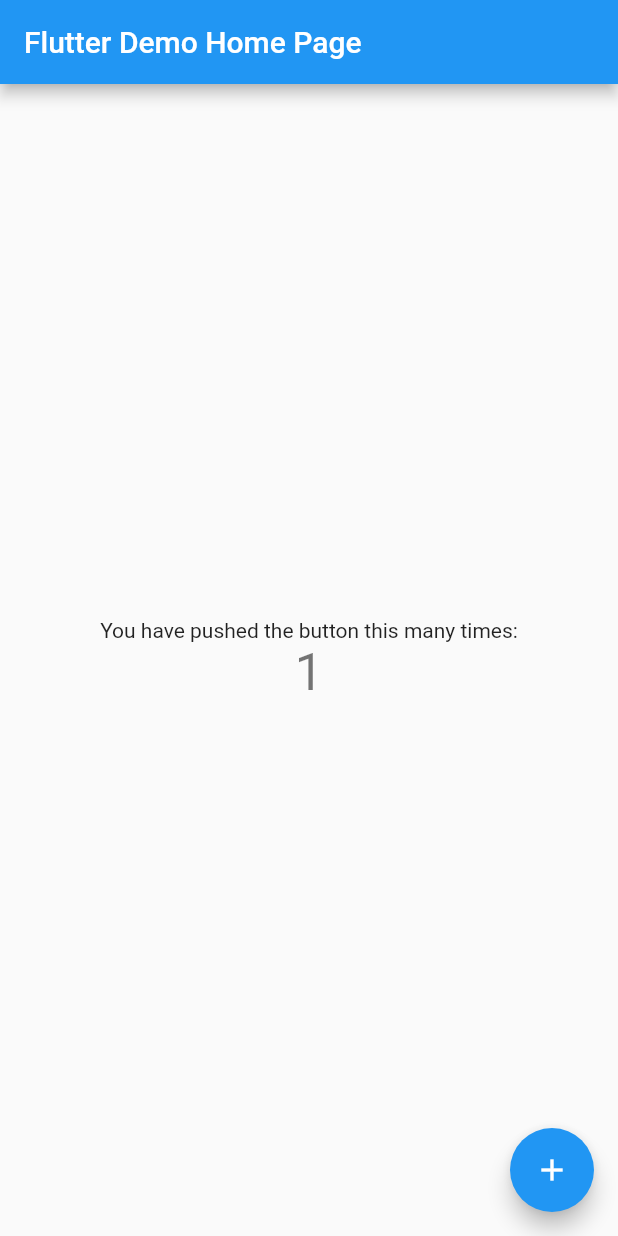
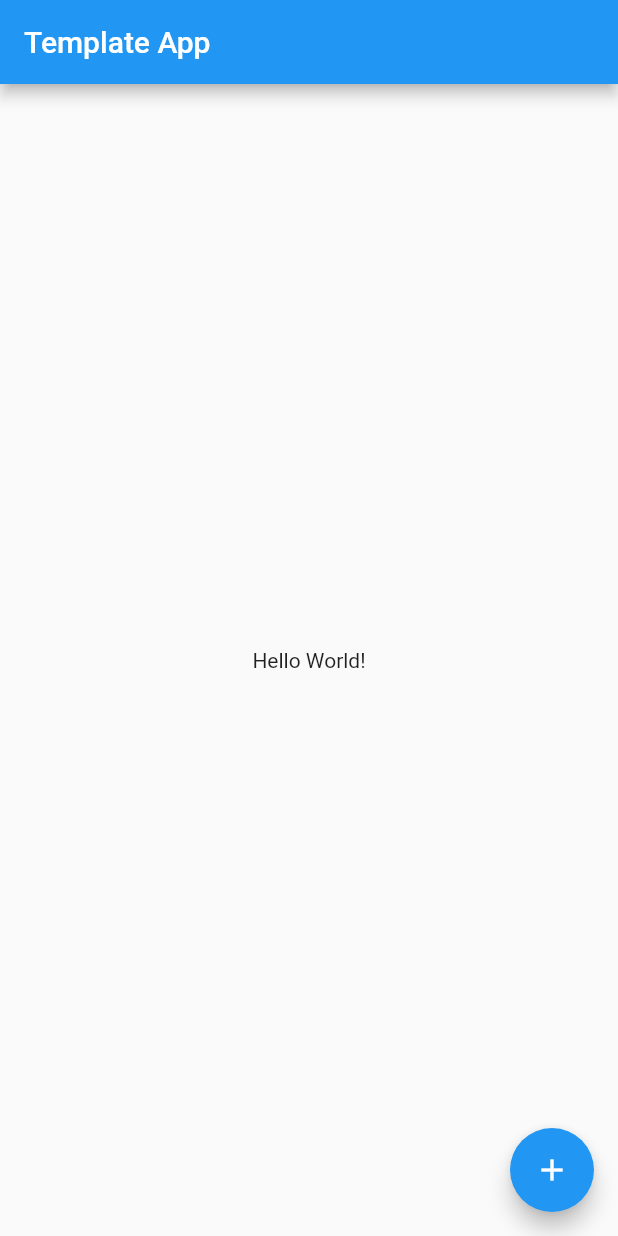
Before and after one commit to aebash/todo, a Flutter app: the screen it shows after launch, after a tap on the "add" icon, on a phone screen of 412 x 824 dp. Run offline on Flutter 3.47's test engine with Material 2 defaults, Android fonts, the phone set to English and light mode, and no system bars; generated files the repository leaves out were written again.

Commit message:
Add Localization.

```diff
--- /dev/null
+++ b/l10n.yaml
@@ -0,0 +1,3 @@
+arb-dir: lib/l10n
+template-arb-file: app_ja.arb
+output-localization-file: app_localizations.dart
--- /dev/null
+++ b/lib/l10n/app_en.arb
@@ -0,0 +1,6 @@
+{
+    "helloWorld": "Hello World!",
+    "@helloWorld": {
+      "description": "The conventional newborn programmer greeting"
+    }
+}
--- /dev/null
+++ b/lib/l10n/app_ja.arb
@@ -0,0 +1,6 @@
+{
+    "helloWorld": "こんにちは世界！",
+    "@helloWorld": {
+      "description": "The conventional newborn programmer greeting"
+    }
+}
--- a/lib/main.dart
+++ b/lib/main.dart
@@ -1,115 +1,27 @@
 import 'package:flutter/material.dart';
+import 'package:flutter_gen/gen_l10n/app_localizations.dart';
+import 'package:flutter_localizations/flutter_localizations.dart';
+import 'package:todo/src/views/home_screen.dart';
 
 void main() {
-  runApp(const MyApp());
+  runApp(const App());
 }
 
-class MyApp extends StatelessWidget {
-  const MyApp({super.key});
+class App extends StatelessWidget {
+  const App({super.key});
 
-  // This widget is the root of your application.
   @override
   Widget build(BuildContext context) {
-    return MaterialApp(
-      title: 'Flutter Demo',
-      theme: ThemeData(
-        // This is the theme of your application.
-        //
-        // Try running your application with "flutter run". You'll see the
-        // application has a blue toolbar. Then, without quitting the app, try
-        // changing the primarySwatch below to Colors.green and then invoke
-        // "hot reload" (press "r" in the console where you ran "flutter run",
-        // or simply save your changes to "hot reload" in a Flutter IDE).
-        // Notice that the counter didn't reset back to zero; the application
-        // is not restarted.
-        primarySwatch: Colors.blue,
-      ),
-      home: const MyHomePage(title: 'Flutter Demo Home Page'),
+    return const MaterialApp(
+      title: 'Template App',
+      localizationsDelegates: [
+        AppLocalizations.delegate,
+        GlobalMaterialLocalizations.delegate,
+        GlobalWidgetsLocalizations.delegate,
+        GlobalCupertinoLocalizations.delegate,
+      ],
+      supportedLocales: AppLocalizations.supportedLocales,
+      home: HomeScreen(),
     );
   }
 }
-
-class MyHomePage extends StatefulWidget {
-  const MyHomePage({super.key, required this.title});
-
-  // This widget is the home page of your application. It is stateful, meaning
-  // that it has a State object (defined below) that contains fields that affect
-  // how it looks.
-
-  // This class is the configuration for the state. It holds the values (in this
-  // case the title) provided by the parent (in this case the App widget) and
-  // used by the build method of the State. Fields in a Widget subclass are
-  // always marked "final".
-
-  final String title;
-
-  @override
-  State<MyHomePage> createState() => _MyHomePageState();
-}
-
-class _MyHomePageState extends State<MyHomePage> {
-  int _counter = 0;
-
-  void _incrementCounter() {
-    setState(() {
-      // This call to setState tells the Flutter framework that something has
-      // changed in this State, which causes it to rerun the build method below
-      // so that the display can reflect the updated values. If we changed
-      // _counter without calling setState(), then the build method would not be
-      // called again, and so nothing would appear to happen.
-      _counter++;
-    });
-  }
-
-  @override
-  Widget build(BuildContext context) {
-    // This method is rerun every time setState is called, for instance as done
-    // by the _incrementCounter method above.
-    //
-    // The Flutter framework has been optimized to make rerunning build methods
-    // fast, so that you can just rebuild anything that needs updating rather
-    // than having to individually change instances of widgets.
-    return Scaffold(
-      appBar: AppBar(
-        // Here we take the value from the MyHomePage object that was created by
-        // the App.build method, and use it to set our appbar title.
-        title: Text(widget.title),
-      ),
-      body: Center(
-        // Center is a layout widget. It takes a single child and positions it
-        // in the middle of the parent.
-        child: Column(
-          // Column is also a layout widget. It takes a list of children and
-          // arranges them vertically. By default, it sizes itself to fit its
-          // children horizontally, and tries to be as tall as its parent.
-          //
-          // Invoke "debug painting" (press "p" in the console, choose the
-          // "Toggle Debug Paint" action from the Flutter Inspector in Android
-          // Studio, or the "Toggle Debug Paint" command in Visual Studio Code)
-          // to see the wireframe for each widget.
-          //
-          // Column has various properties to control how it sizes itself and
-          // how it positions its children. Here we use mainAxisAlignment to
-          // center the children vertically; the main axis here is the vertical
-          // axis because Columns are vertical (the cross axis would be
-          // horizontal).
-          mainAxisAlignment: MainAxisAlignment.center,
-          children: <Widget>[
-            const Text(
-              'You have pushed the button this many times:',
-            ),
-            Text(
-              '$_counter',
-              style: Theme.of(context).textTheme.headline4,
-            ),
-          ],
-        ),
-      ),
-      floatingActionButton: FloatingActionButton(
-        onPressed: _incrementCounter,
-        tooltip: 'Increment',
-        child: const Icon(Icons.add),
-      ), // This trailing comma makes auto-formatting nicer for build methods.
-    );
-  }
-}
--- /dev/null
+++ b/lib/src/views/home_screen.dart
@@ -0,0 +1,32 @@
+import 'package:flutter/material.dart';
+import 'package:flutter_gen/gen_l10n/app_localizations.dart';
+
+class HomeScreen extends StatelessWidget {
+  const HomeScreen({Key? key}) : super(key: key);
+
+  @override
+  Widget build(BuildContext context) {
+    AppLocalizations localization = AppLocalizations.of(context)!;
+
+    return Scaffold(
+      appBar: AppBar(
+        title: const Text('Template App'),
+      ),
+      body: Center(
+        child: Column(
+          mainAxisAlignment: MainAxisAlignment.center,
+          children: <Widget>[
+            Text(
+              localization.helloWorld,
+            ),
+          ],
+        ),
+      ),
+      floatingActionButton: FloatingActionButton(
+        onPressed: () {},
+        tooltip: 'Increment',
+        child: const Icon(Icons.add),
+      ), // This trailing comma makes auto-formatting nicer for build methods.
+    );
+  }
+}
--- a/pubspec.yaml
+++ b/pubspec.yaml
@@ -31,6 +31,9 @@ environment:
 dependencies:
   flutter:
     sdk: flutter
+  flutter_localizations:
+    sdk: flutter
+  intl: ^0.17.0
 
 
   # The following adds the Cupertino Icons font to your application.
@@ -53,6 +56,7 @@ dev_dependencies:
 
 # The following section is specific to Flutter packages.
 flutter:
+  generate: true
 
   # The following line ensures that the Material Icons font is
   # included with your application, so that you can use the icons in
```
Also changed, not shown: pubspec.lock, 1 other file.
